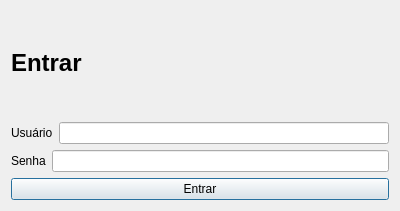
This is clinica_cpp/janela_entrar.ui in juander/Projeto_CPP as Qt 5 draws it before an edit. The edited form follows.
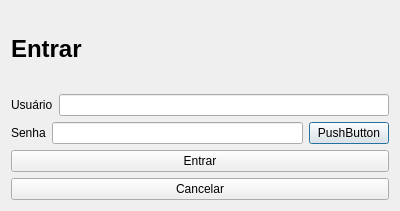
This is the edited form.

```diff
--- a/clinica_cpp/janela_entrar.ui
+++ b/clinica_cpp/janela_entrar.ui
@@ -64,18 +64,40 @@
         </widget>
        </item>
        <item>
-        <widget class="QLineEdit" name="lineEdit_2"/>
+        <widget class="QLineEdit" name="txtsenha">
+         <property name="echoMode">
+          <enum>QLineEdit::EchoMode::Password</enum>
+         </property>
+        </widget>
        </item>
+       <item>
+        <widget class="QPushButton" name="pushButton_2">
+         <property name="text">
+          <string>PushButton</string>
+         </property>
+        </widget>
+       </item>
       </layout>
      </item>
     </layout>
    </item>
    <item>
-    <widget class="QPushButton" name="pushButton">
+    <layout class="QVBoxLayout" name="verticalLayout_4">
+     <item>
+      <widget class="QPushButton" name="btnEntrar">
      <property name="text">
       <string>Entrar</string>
      </property>
     </widget>
+     </item>
+     <item>
+      <widget class="QPushButton" name="pushButton">
+       <property name="text">
+        <string>Cancelar</string>
+       </property>
+      </widget>
+     </item>
+    </layout>
    </item>
   </layout>
  </widget>
```
Left out of the diff: 2 changed lines with no effect on the pictures. Lines whose indentation alone changed are shown as unchanged.
